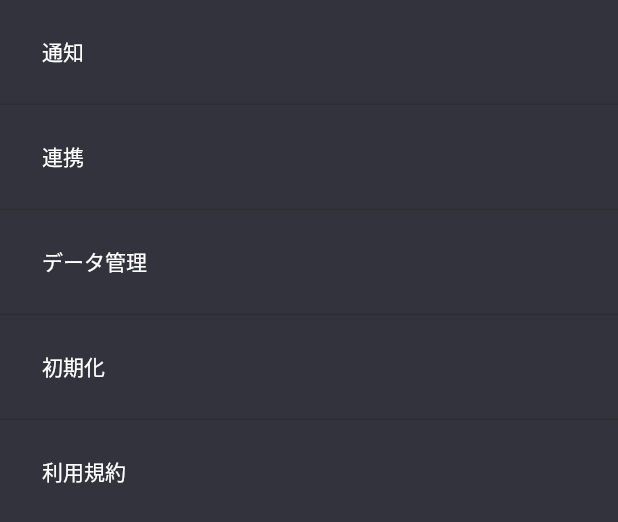
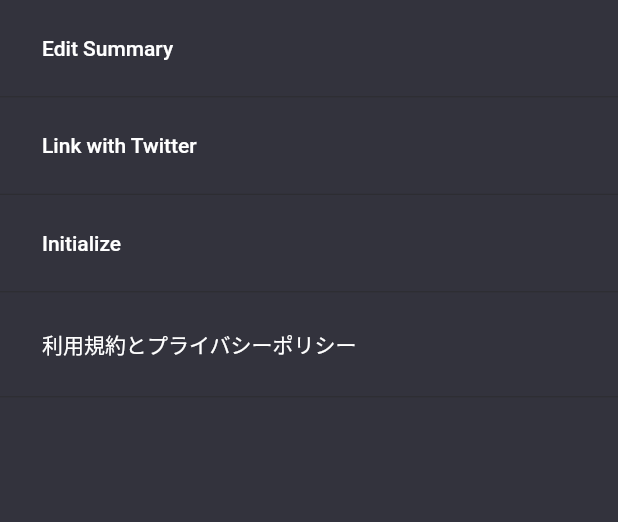
Before and after one commit to somen440/memoka, a Flutter app: the SettingsScreen widget shown alone on an empty page, opened directly, on a phone screen of 412 x 824 dp. Shown: the top 522 px of the screen. Run offline on Flutter 3.47's test engine with Material 2 defaults, Android fonts, the phone set to English and light mode, and no system bars; our stand-ins replace google_fonts.

Commit message:
設定を少し整理

```diff
--- a/native_app/lib/src/app.dart
+++ b/native_app/lib/src/app.dart
@@ -1,5 +1,4 @@
 import 'package:clearbook/src/common/colors.dart';
-import 'package:clearbook/src/common/options.dart';
 import 'package:clearbook/src/home.dart';
 import 'package:flutter/cupertino.dart';
 import 'package:flutter/material.dart';
--- a/native_app/lib/src/home.dart
+++ b/native_app/lib/src/home.dart
@@ -47,14 +47,14 @@ class _HomePageStage extends State<HomePage>
       _MemocaTab(
         theme: theme,
         iconData: Icons.games,
-        title: 'Games',
+        title: 'Projects',
         tabIndex: tabIndex++,
         tabController: _tabController,
       ),
       _MemocaTab(
         theme: theme,
         iconData: Icons.list,
-        title: 'List',
+        title: 'Games',
         tabIndex: tabIndex++,
         tabController: _tabController,
       ),
--- a/native_app/lib/src/tabs/settings_screen.dart
+++ b/native_app/lib/src/tabs/settings_screen.dart
@@ -9,11 +9,19 @@ class SettingsScreen extends StatefulWidget {
 class _SettingsViewState extends State<SettingsScreen> {
   final settings = [
     // todo: 設定の精査
-    '通知',
-    '連携',
-    'データ管理',
-    '初期化',
-    '利用規約',
+    // Edit summary
+    //  - 並び順
+    //  - 表示数
+    //  - 表示/非表示の切り替え
+    'Edit Summary',
+    // Link with Twitter
+    //  - 特定のプロジェクトとタグを紐付ける
+    'Link with Twitter',
+    // Initialize
+    //  - キャッシュ強制削除
+    //  - データ削除
+    'Initialize',
+    '利用規約とプライバシーポリシー',
   ];
 
   @override
```
